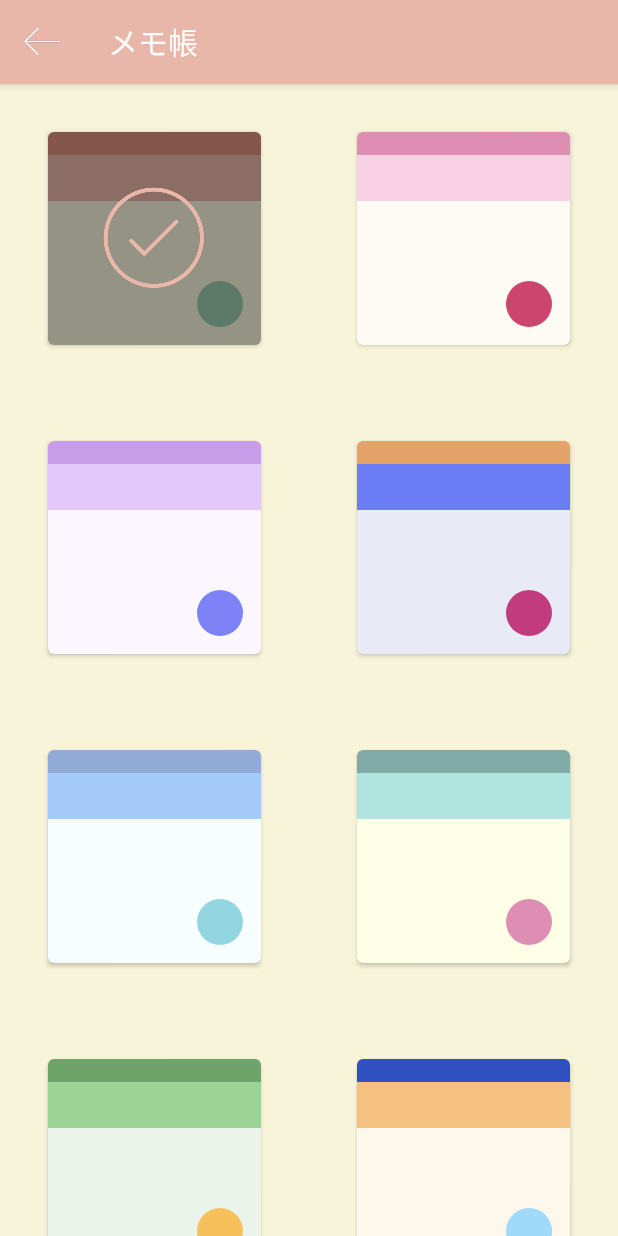
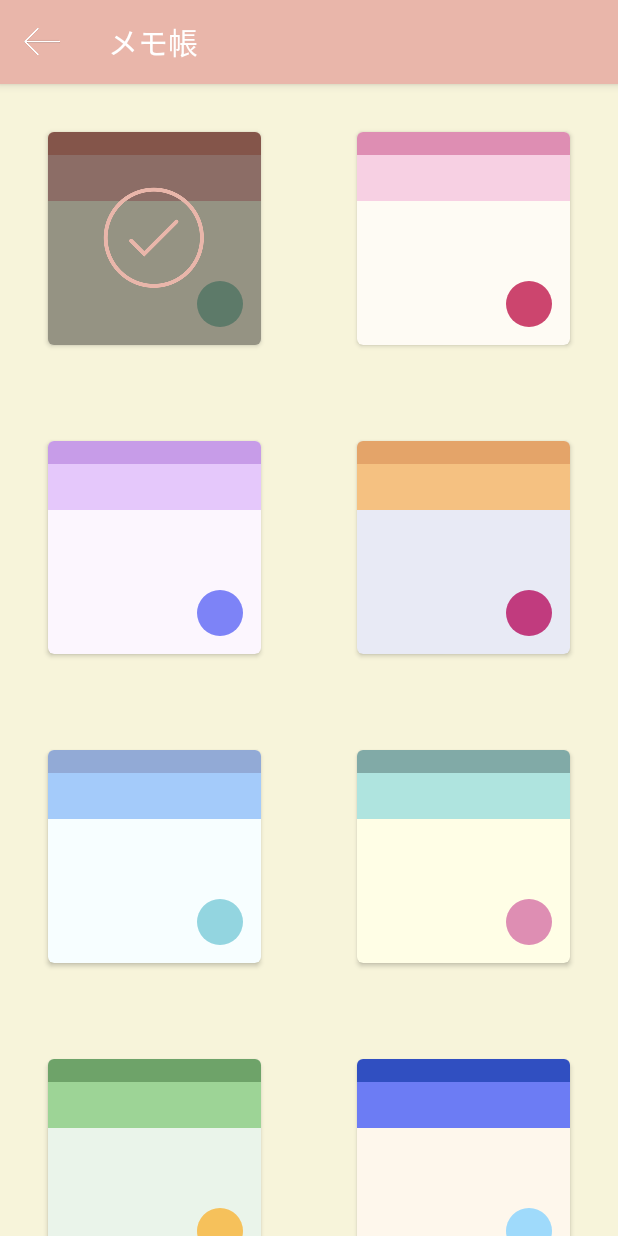
Before and after one commit to itpmganho/android-java-ojt-memo-app, an Android app: the ThemeFragment screen opened directly, with no data from a screen before it, on a phone screen of 412 x 824 dp. Run offline under Robolectric (Android 15) with nearby library versions, the phone set to English and light mode, and no system bars; Roboto replaces fonts that are not available here.

Commit message:
カラーの適用を適切なものに変更

```diff
--- a/app/src/main/res/values/colors.xml
+++ b/app/src/main/res/values/colors.xml
@@ -25,11 +25,11 @@
     <color name="colorHeaderBar1">#E9B6AA</color>// 233 182 170
     <color name="colorHeaderBar2">#F7D0E3</color>// 247 208 227
     <color name="colorHeaderBar3">#E5C8FB</color>// 229 200 251
-    <color name="colorHeaderBar4">#6C7CF4</color>// 108 124 244
+    <color name="colorHeaderBar4">#F5C181</color>// 108 124 244
     <color name="colorHeaderBar5">#A4CBFA</color>// 164 203 250
     <color name="colorHeaderBar6">#AFE4DF</color>// 175 228 223
     <color name="colorHeaderBar7">#9DD496</color>// 157 212 150
-    <color name="colorHeaderBar8">#F5C181</color>// 245 193 129
+    <color name="colorHeaderBar8">#6C7CF4</color>// 245 193 129
 
     <!-- ThemeBg Color -->
     <color name="colorThemeBg1">#F7F4DA</color>// 247 244 218
```
